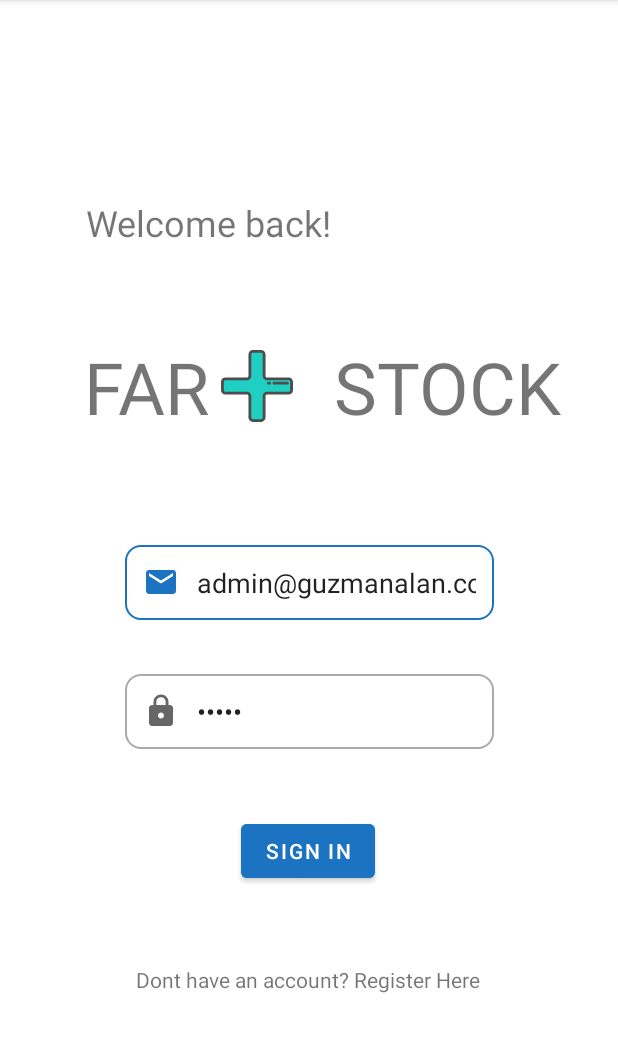
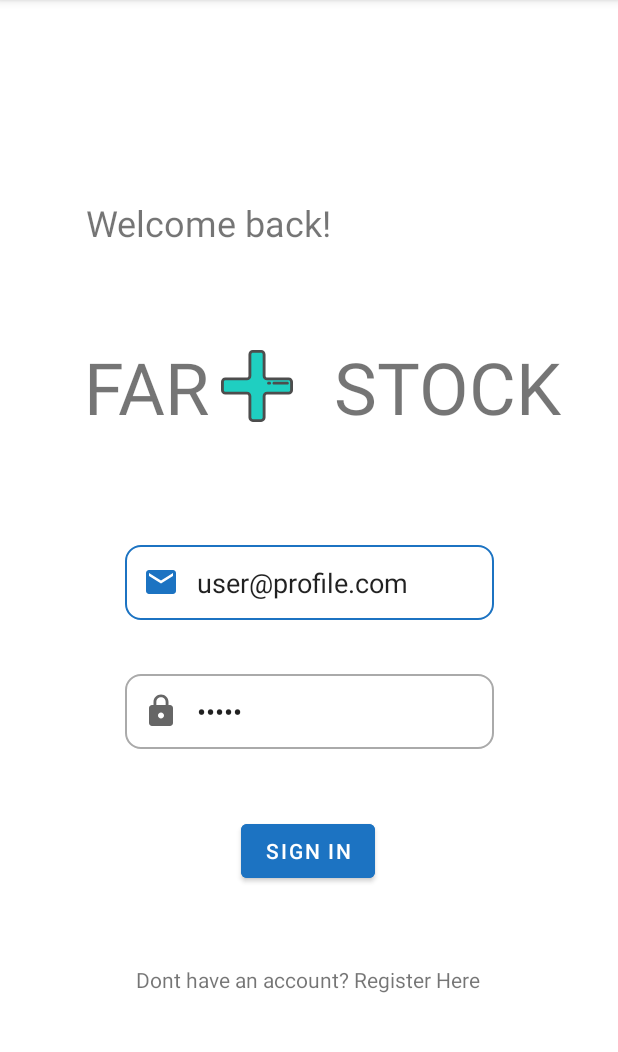
Before and after one commit to EmmanuelAR/Frontend-Farmastock, an Android app: the screen it shows after launch (LoginActivity), on a phone screen of 412 x 824 dp, the part 84-1136 px from its top. Run offline under Robolectric (Android 15) with nearby library versions, the phone set to English and light mode, and no system bars.

Commit message:
New Email

```diff
--- a/app/src/main/res/layout/activity_login.xml
+++ b/app/src/main/res/layout/activity_login.xml
@@ -52,7 +52,7 @@
         android:ems="10"
         android:hint="@string/form_login_username"
         android:inputType="textPersonName"
-        android:text="admin@guzmanalan.com"
+        android:text="user@profile.com"
         app:layout_constraintEnd_toEndOf="parent"
         app:layout_constraintHorizontal_bias="0.502"
         app:layout_constraintStart_toStartOf="parent"
```
